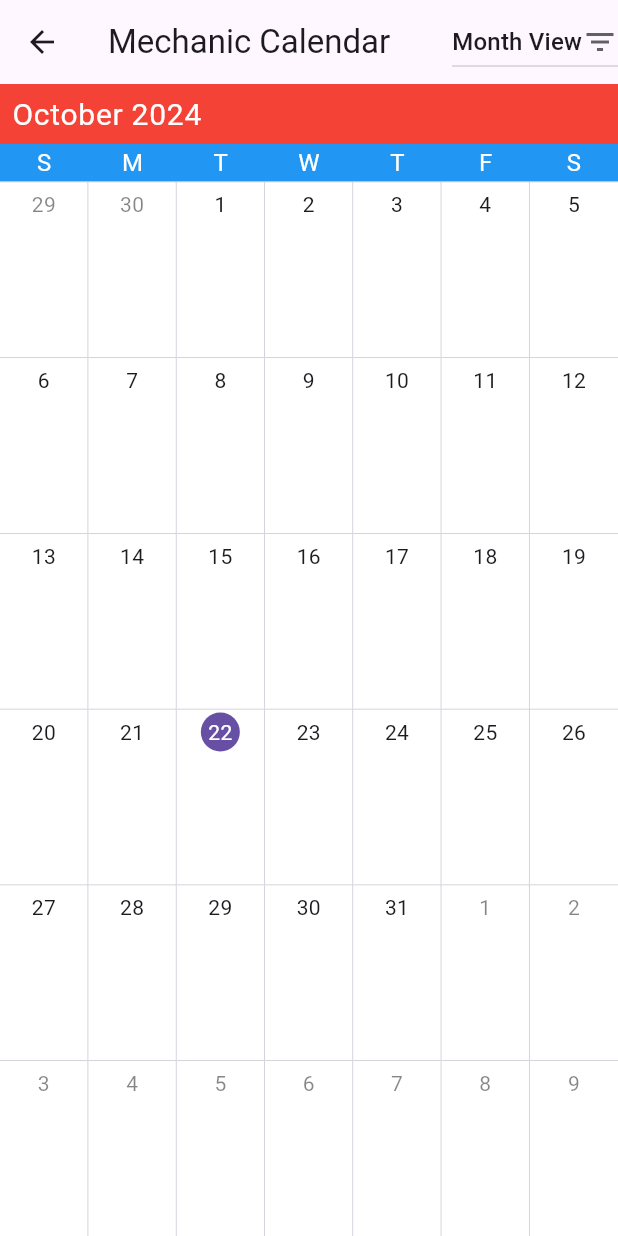
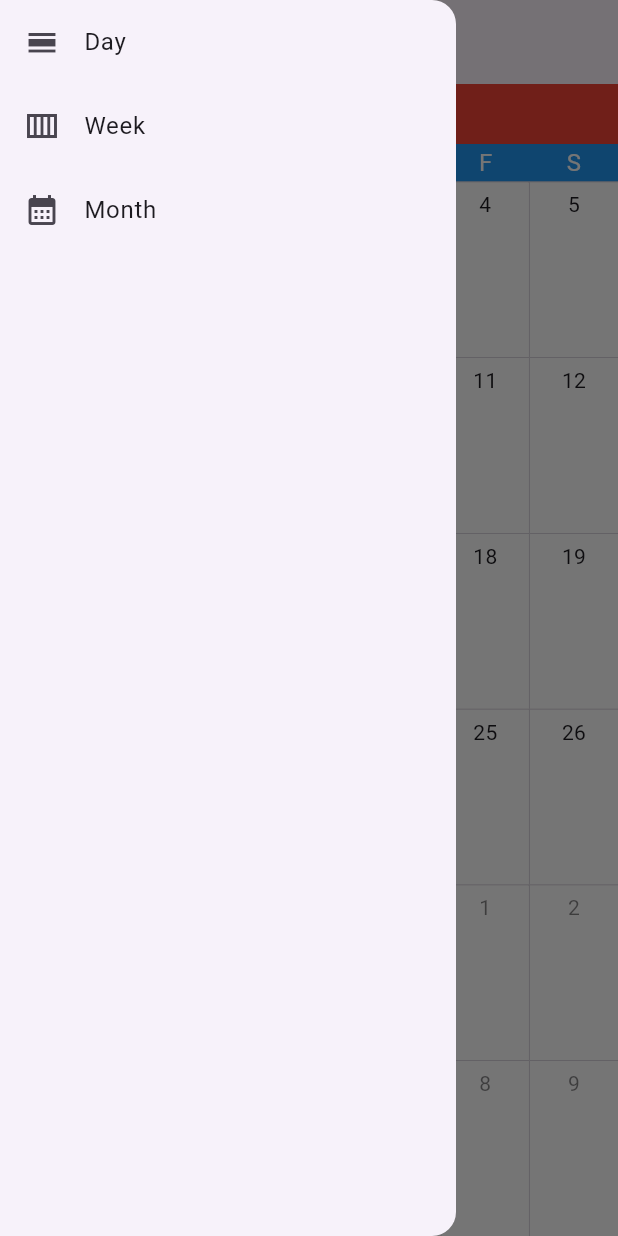
Before and after one commit to Imran-Chowdhury/ServiceBay, a Flutter app: the MechanicCalendarScreen screen opened directly with empty values, with the side drawer open (before the commit the screen has no drawer), on a phone screen of 412 x 824 dp. Run offline on Flutter 3.47's test engine with Material 3 defaults, Android fonts, the phone set to English and light mode, and no system bars; drawn by our look-alikes of syncfusion_flutter_calendar; our stand-ins replace cloud_firestore, firebase_auth, firebase_core, flutter_riverpod; accounts and stored records are empty; statements that could not run were skipped.

Commit message:
Implemented riverpod to calendar screen
The calendar view can now be changed based on day, week or months.
Added a Side menu drawer

```diff
--- a/lib/controllers/calendar_controller.dart
+++ b/lib/controllers/calendar_controller.dart
@@ -4,17 +4,26 @@ import 'package:flutter_riverpod/flutter_riverpod.dart';
 import 'package:syncfusion_flutter_calendar/calendar.dart';
 
 final calendarControllerProvider = StateNotifierProvider<CalendarController, CalendarView>((ref) {
-  return CalendarController();
+  return CalendarController(CalendarView.month);
 });
 
 class CalendarController extends StateNotifier<CalendarView>{
-  // CalendarController(this.calendarView) : super(CalendarView.month);
-  CalendarController() : super(CalendarView.month);
-  // CalendarView calendarView;
+  CalendarController(super.state);
+
+
+  // CalendarController() : super(CalendarView.month);
+
 
 
   void changeCalenderView(CalendarView view){
     state = view;
+    if(state==CalendarView.month){
+      print('Month Selected');
+    }else if(state==CalendarView.day){
+      print('Day Selected');
+    }else{
+      print('Week Selected');
+    }
   }
 
 // void changeViewToMonth(){
--- a/lib/controllers/job_controller.dart
+++ b/lib/controllers/job_controller.dart
@@ -15,9 +15,6 @@ Stream<QuerySnapshot<Map<String, dynamic>>> getMechanicBookings(String mechanicU
 
 //Fetching for admins
 Stream<QuerySnapshot<Map<String, dynamic>>> getAdminBookings() {
-  print(FirebaseFirestore.instance
-      .collectionGroup('jobs')
-      .get());
   return FirebaseFirestore.instance
       .collectionGroup('jobs')
       .snapshots(); // Fetches all jobs across all mechanics
@@ -37,7 +34,7 @@ List<Appointment> getBookingsFromSnapshot(QuerySnapshot snapshot) {
 
 
     // Store additional information in notes field or use a custom data model
-    final notes = 'Phone: $customerPhone\nEmail: $customerEmail\nCar: $carMake $carModel';
+    final notes = 'Phone: $customerPhone\nEmail: $customerEmail\nCar: $carMake $carModel\nCustomerName: $customerName ';
 
     return Appointment(
       startTime: DateTime.parse(data['startDateTime']),
--- a/lib/screens/mechanic_job_screen.dart
+++ b/lib/screens/mechanic_job_screen.dart
@@ -4,29 +4,16 @@ import 'package:cloud_firestore/cloud_firestore.dart';
 
 import 'package:flutter/material.dart';
 import 'package:flutter_riverpod/flutter_riverpod.dart';
-import 'package:service_bay/controllers/calendar_controller.dart';
+
 import 'package:syncfusion_flutter_calendar/calendar.dart';
 
+import '../controllers/calendar_controller.dart';
 import '../controllers/job_controller.dart';
+import '../widgets/custom_drawer.dart';
 
-import 'package:flutter/material.dart';
-import 'package:cloud_firestore/cloud_firestore.dart';
-import 'package:flutter_riverpod/flutter_riverpod.dart';
-import 'package:syncfusion_flutter_calendar/calendar.dart';
 
-// // CalendarController to manage calendar view state
-// final calendarControllerProvider = StateNotifierProvider<CalendarController, CalendarView>((ref) {
-//   return CalendarController();
-// });
-//
-// class CalendarController extends StateNotifier<CalendarView> {
-//   CalendarController() : super(CalendarView.month);
-//
-//   // Method to change the calendar view
-//   void changeCalendarView(CalendarView view) {
-//     state = view; // Updates the calendar view state
-//   }
-// }
+
+
 
 class MechanicCalendarScreen extends ConsumerStatefulWidget {
   final String mechanicUid;
@@ -44,34 +31,36 @@ class _MechanicCalendarScreenState extends ConsumerState<MechanicCalendarScreen>
     final viewState = ref.watch(calendarControllerProvider); // Listen to state changes for rebuilding the UI
 
     return Scaffold(
+      drawer: const CustomDrawer(),
       appBar: AppBar(
+
         title: Text('Mechanic Calendar'),
-        actions: [
-          // Dropdown to select the Calendar view (Day, Week, Month)
-          DropdownButton<CalendarView>(
-            value: viewState, // Bind the dropdown value to the current state
-            icon: Icon(Icons.filter_list),
-            onChanged: (CalendarView? newView) {
-              if (newView != null) {
-                viewController.changeCalenderView(newView); // Update state when a new view is selected
-              }
-            },
-            items: const [
-              DropdownMenuItem(
-                value: CalendarView.day,
-                child: Text('Day View'),
-              ),
-              DropdownMenuItem(
-                value: CalendarView.week,
-                child: Text('Week View'),
-              ),
-              DropdownMenuItem(
-                value: CalendarView.month,
-                child: Text('Month View'),
-              ),
-            ],
-          ),
-        ],
+        // actions: [
+        //   // Dropdown to select the Calendar view (Day, Week, Month)
+        //   DropdownButton<CalendarView>(
+        //     value: viewState, // Bind the dropdown value to the current state
+        //     icon: Icon(Icons.filter_list),
+        //     onChanged: (CalendarView? newView) {
+        //       if (newView != null) {
+        //         viewController.changeCalenderView(newView); // Update state when a new view is selected
+        //       }
+        //     },
+        //     items: const [
+        //       DropdownMenuItem(
+        //         value: CalendarView.day,
+        //         child: Text('Day View'),
+        //       ),
+        //       DropdownMenuItem(
+        //         value: CalendarView.week,
+        //         child: Text('Week View'),
+        //       ),
+        //       DropdownMenuItem(
+        //         value: CalendarView.month,
+        //         child: Text('Month View'),
+        //       ),
+        //     ],
+        //   ),
+        // ],
       ),
       body: StreamBuilder<QuerySnapshot>(
         stream: getMechanicBookings(widget.mechanicUid), // Fetch mechanic bookings from Firestore
@@ -83,6 +72,7 @@ class _MechanicCalendarScreenState extends ConsumerState<MechanicCalendarScreen>
           final appointments = getBookingsFromSnapshot(snapshot.data!);
 
           return SfCalendar(
+            key: ValueKey(viewState),
             view: viewState, // Bind the calendar view to the current state
             onTap: (CalendarTapDetails details) {
               if (details.appointments != null && details.appointments!.isNotEmpty) {
@@ -92,6 +82,7 @@ class _MechanicCalendarScreenState extends ConsumerState<MechanicCalendarScreen>
                 final List<String> notes = appointment.notes!.split('\n');
                 final phone = notes[0].split(': ')[1]; // Extract phone
                 final email = notes[1].split(': ')[1]; // Extract email
+                final customerName = notes[3].split(': ')[1];
 
                 showDialog(
                   context: context,
@@ -101,7 +92,7 @@ class _MechanicCalendarScreenState extends ConsumerState<MechanicCalendarScreen>
                       content: Column(
                         mainAxisSize: MainAxisSize.min,
                         children: [
-                          Text('Customer Name: ${appointment.location}'),
+                          Text('Customer Name: $customerName'),
                           Text('Phone: $phone'),
                           Text('Email: $email'),
                           Text('Car: ${notes[2]}'), // Car make and model
@@ -153,147 +144,3 @@ class _MechanicCalendarScreenState extends ConsumerState<MechanicCalendarScreen>
     );
   }
 }
-
-
-
-
-
-// class MechanicCalendarScreen extends ConsumerStatefulWidget {
-//   final String mechanicUid; // Pass mechanic UID
-//
-//   MechanicCalendarScreen({required this.mechanicUid});
-//
-//   @override
-//   _MechanicCalendarScreenState createState() => _MechanicCalendarScreenState();
-// }
-//
-// class _MechanicCalendarScreenState extends ConsumerState<MechanicCalendarScreen> {
-//   // Set the initial calendar view to Month
-//   CalendarView _calendarView = CalendarView.month;
-//
-//
-//   @override
-//   Widget build(BuildContext context) {
-//     final viewController = ref.watch(calendarControllerProvider.notifier);
-//     final viewState = ref.watch(calendarControllerProvider);
-//
-//     return Scaffold(
-//       appBar: AppBar(
-//         title: Text('Mechanic Calendar'),
-//         actions: [
-//           // Dropdown to select the Calendar view (Day, Week, Month)
-//           DropdownButton<CalendarView>(
-//             value: viewState,
-//             // value: _calendarView,
-//             icon: Icon(Icons.filter_list),
-//             onChanged: (CalendarView? newView) {
-//               if (newView != null) {
-//                 viewController.changeCalenderView(newView);
-//                 // setState(() {
-//                 //
-//                 //   _calendarView = newView;
-//                 // });
-//               }
-//             },
-//             items: const [
-//               DropdownMenuItem(
-//                 value: CalendarView.day,
-//                 child: Text('Day View'),
-//               ),
-//               DropdownMenuItem(
-//                 value: CalendarView.week,
-//                 child: Text('Week View'),
-//               ),
-//               DropdownMenuItem(
-//                 value: CalendarView.month,
-//                 child: Text('Month View'),
-//               ),
-//             ],
-//           ),
-//         ],
-//       ),
-//       body: StreamBuilder<QuerySnapshot>(
-//         stream: getMechanicBookings(widget.mechanicUid),
-//         builder: (context, snapshot) {
-//           if (!snapshot.hasData) {
-//             return const Center(child: CircularProgressIndicator());
-//           }
-//
-//           final appointments = getBookingsFromSnapshot(snapshot.data!);
-//
-//           return SfCalendar(
-//             view: viewState,
-//             // view: _calendarView,
-//             // Dynamically set the view
-//             onTap: (CalendarTapDetails details) {
-//               if (details.appointments != null &&
-//                   details.appointments!.isNotEmpty) {
-//                 final Appointment appointment = details.appointments![0];
-//
-//                 // Split the notes to extract additional information
-//                 final List<String> notes = appointment.notes!.split('\n');
-//                 final phone = notes[0].split(': ')[1]; // Extract phone
-//                 final email = notes[1].split(': ')[1]; // Extract email
-//
-//                 showDialog(
-//                   context: context,
-//                   builder: (BuildContext context) {
-//                     return AlertDialog(
-//                       title: Text(appointment.subject),
-//                       content: Column(
-//                         mainAxisSize: MainAxisSize.min,
-//                         children: [
-//                           Text('Customer Name: ${appointment.location}'),
-//                           Text('Phone: $phone'),
-//                           Text('Email: $email'),
-//                           Text('Car: ${notes[2]}'), // Car make and model
-//                           Text('Booking Start: ${appointment.startTime}'),
-//                           Text('Booking End: ${appointment.endTime}'),
-//                         ],
-//                       ),
-//                       actions: [
-//                         TextButton(
-//                           onPressed: () {
-//                             Navigator.of(context).pop();
-//                           },
-//                           child: Text('Close'),
-//                         ),
-//                       ],
-//                     );
-//                   },
-//                 );
-//               }
-//             },
-//             backgroundColor: Colors.white,
-//             // Change the background color to white
-//             dataSource: BookingDataSource(appointments),
-//             headerStyle: const CalendarHeaderStyle(
-//               backgroundColor: Colors.red, // Change header background color
-//               textStyle: TextStyle(
-//                 color: Colors.white, // Header text color
-//                 fontSize: 20,
-//               ),
-//             ),
-//             viewHeaderStyle: const ViewHeaderStyle(
-//               backgroundColor: Colors.blue, // Change the view header background
-//               dayTextStyle: TextStyle(
-//                 color: Colors.white, // Day text color
-//                 fontSize: 16,
-//               ),
-//             ),
-//
-//             monthViewSettings: const MonthViewSettings(
-//               appointmentDisplayMode: MonthAppointmentDisplayMode.appointment,
-//               agendaStyle: AgendaStyle(
-//                 backgroundColor: Colors.white, // Agenda background color
-//                 appointmentTextStyle: TextStyle(
-//                   color: Colors.black, // Appointment text color
-//                 ),
-//               ),
-//             ),
-//           );
-//         },
-//       ),
-//     );
-//   }
-// }
--- /dev/null
+++ b/lib/widgets/custom_drawer.dart
@@ -0,0 +1,43 @@
+
+
+import 'package:flutter/material.dart';
+
+class CustomDrawer extends StatelessWidget {
+  const CustomDrawer({super.key});
+
+  @override
+  Widget build(BuildContext context) {
+    return Drawer(
+      child: ListView(
+        padding: EdgeInsets.zero,
+        children: <Widget>[
+          ListTile(
+            leading: Icon(Icons.calendar_view_day_sharp),
+            title: Text('Day'),
+            onTap: () => {},
+          ),
+          ListTile(
+            leading: Icon(Icons.calendar_view_week_sharp),
+            title: Text('Week'),
+            onTap: () => {Navigator.of(context).pop()},
+          ),
+          ListTile(
+            leading: Icon(Icons.calendar_month_sharp),
+            title: Text('Month'),
+            onTap: () => {Navigator.of(context).pop()},
+          ),
+          // ListTile(
+          //   leading: Icon(Icons.border_color),
+          //   title: Text('Feedback'),
+          //   onTap: () => {Navigator.of(context).pop()},
+          // ),
+          // ListTile(
+          //   leading: Icon(Icons.exit_to_app),
+          //   title: Text('Logout'),
+          //   onTap: () => {Navigator.of(context).pop()},
+          // ),
+        ],
+      ),
+    );
+  }
+}
```
Also changed, not shown: lib/screens/admin_calendar_screen.dart (+9 -5 lines).
